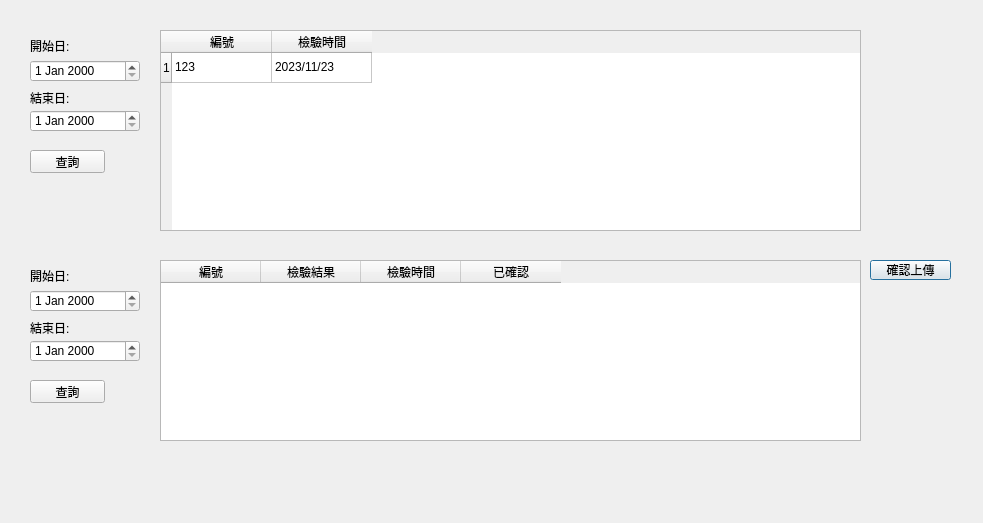
First picture: the form in libs/ui/main.ui, repository lukechu1997/nckuh_machine_connection, before the edit.
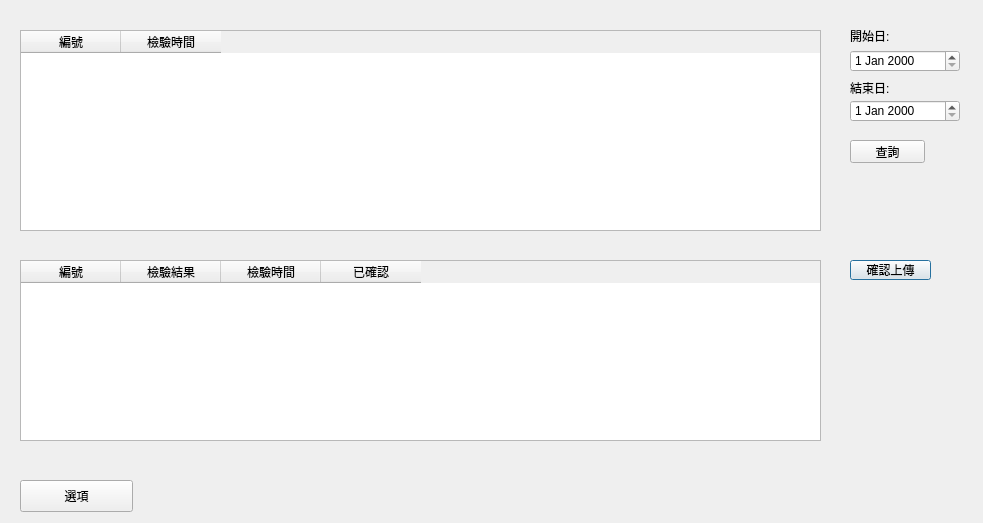
Second picture: the form after the edit.

```diff
--- a/libs/ui/main.ui
+++ b/libs/ui/main.ui
@@ -16,23 +16,18 @@
   <widget class="QTableWidget" name="testsTable">
    <property name="geometry">
     <rect>
-     <x>160</x>
+     <x>20</x>
      <y>30</y>
-     <width>701</width>
+     <width>801</width>
      <height>201</height>
     </rect>
    </property>
    <property name="rowCount">
-    <number>1</number>
+    <number>0</number>
    </property>
    <property name="columnCount">
     <number>2</number>
    </property>
-   <row>
-    <property name="text">
-     <string>1</string>
-    </property>
-   </row>
    <column>
     <property name="text">
      <string>編號</string>
@@ -43,21 +38,11 @@
      <string>檢驗時間</string>
     </property>
    </column>
-   <item row="0" column="0">
-    <property name="text">
-     <string>123</string>
-    </property>
-   </item>
-   <item row="0" column="1">
-    <property name="text">
-     <string>2023/11/23</string>
-    </property>
-   </item>
   </widget>
   <widget class="QPushButton" name="confirmBtn">
    <property name="geometry">
     <rect>
-     <x>870</x>
+     <x>850</x>
      <y>260</y>
      <width>81</width>
      <height>20</height>
@@ -67,70 +52,11 @@
     <string>確認上傳</string>
    </property>
   </widget>
-  <widget class="QDateEdit" name="resultsStartDate">
-   <property name="geometry">
-    <rect>
-     <x>30</x>
-     <y>290</y>
-     <width>110</width>
-     <height>22</height>
-    </rect>
-   </property>
-  </widget>
-  <widget class="QDateEdit" name="resultEndDate">
-   <property name="geometry">
-    <rect>
-     <x>30</x>
-     <y>340</y>
-     <width>110</width>
-     <height>22</height>
-    </rect>
-   </property>
-  </widget>
-  <widget class="QLabel" name="label">
-   <property name="geometry">
-    <rect>
-     <x>30</x>
-     <y>270</y>
-     <width>47</width>
-     <height>12</height>
-    </rect>
-   </property>
-   <property name="text">
-    <string>開始日:</string>
-   </property>
-  </widget>
-  <widget class="QLabel" name="label_2">
-   <property name="geometry">
-    <rect>
-     <x>30</x>
-     <y>320</y>
-     <width>47</width>
-     <height>16</height>
-    </rect>
-   </property>
-   <property name="text">
-    <string>結束日:</string>
-   </property>
-  </widget>
-  <widget class="QPushButton" name="searchResults">
-   <property name="geometry">
-    <rect>
-     <x>30</x>
-     <y>380</y>
-     <width>75</width>
-     <height>23</height>
-    </rect>
-   </property>
-   <property name="text">
-    <string>查詢</string>
-   </property>
-  </widget>
   <widget class="QDateEdit" name="testsStartDate">
    <property name="geometry">
     <rect>
-     <x>30</x>
-     <y>60</y>
+     <x>850</x>
+     <y>50</y>
      <width>110</width>
      <height>22</height>
     </rect>
@@ -139,8 +65,8 @@
   <widget class="QPushButton" name="searchTests">
    <property name="geometry">
     <rect>
-     <x>30</x>
-     <y>150</y>
+     <x>850</x>
+     <y>140</y>
      <width>75</width>
      <height>23</height>
     </rect>
@@ -161,8 +87,8 @@
   <widget class="QDateEdit" name="testsEndDate">
    <property name="geometry">
     <rect>
-     <x>30</x>
-     <y>110</y>
+     <x>850</x>
+     <y>100</y>
      <width>110</width>
      <height>22</height>
     </rect>
@@ -171,8 +97,8 @@
   <widget class="QLabel" name="label_3">
    <property name="geometry">
     <rect>
-     <x>30</x>
-     <y>40</y>
+     <x>850</x>
+     <y>30</y>
      <width>47</width>
      <height>12</height>
     </rect>
@@ -184,8 +110,8 @@
   <widget class="QLabel" name="label_4">
    <property name="geometry">
     <rect>
-     <x>30</x>
-     <y>90</y>
+     <x>850</x>
+     <y>80</y>
      <width>47</width>
      <height>16</height>
     </rect>
@@ -197,9 +123,9 @@
   <widget class="QTableWidget" name="resultsTable">
    <property name="geometry">
     <rect>
-     <x>160</x>
+     <x>20</x>
      <y>260</y>
-     <width>701</width>
+     <width>801</width>
      <height>181</height>
     </rect>
    </property>
@@ -224,6 +150,19 @@
     </property>
    </column>
   </widget>
+  <widget class="QPushButton" name="option">
+   <property name="geometry">
+    <rect>
+     <x>20</x>
+     <y>480</y>
+     <width>113</width>
+     <height>32</height>
+    </rect>
+   </property>
+   <property name="text">
+    <string>選項</string>
+   </property>
+  </widget>
  </widget>
  <resources/>
  <connections/>
```
